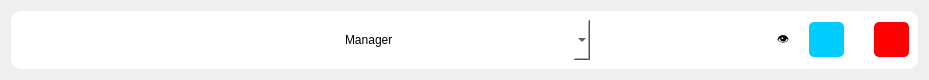
Anmol-A-jain/Dyner, file menu/staff/customWidget/staffrow.ui: the form before one commit.
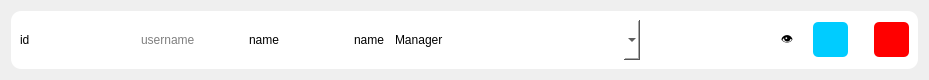
The form after the commit.

The edit to the form file:
```diff
--- a/menu/staff/customWidget/staffrow.ui
+++ b/menu/staff/customWidget/staffrow.ui
@@ -59,10 +59,39 @@
            </size>
           </property>
           <property name="text">
+           <string>id</string>
+          </property>
+         </widget>
+        </item>
+        <item>
+         <widget class="QLabel" name="username">
+          <property name="minimumSize">
+           <size>
+            <width>0</width>
+            <height>40</height>
+           </size>
+          </property>
+          <property name="text">
            <string/>
           </property>
          </widget>
         </item>
+        <item>
+         <widget class="QLineEdit" name="txtUsername">
+          <property name="minimumSize">
+           <size>
+            <width>0</width>
+            <height>40</height>
+           </size>
+          </property>
+          <property name="text">
+           <string/>
+          </property>
+          <property name="placeholderText">
+           <string>username</string>
+          </property>
+         </widget>
+        </item>
         <item>
          <widget class="QLineEdit" name="txtName">
           <property name="minimumSize">
@@ -86,12 +115,15 @@
           <property name="styleSheet">
            <string notr="true"/>
           </property>
+          <property name="text">
+           <string>name</string>
+          </property>
          </widget>
         </item>
         <item>
          <widget class="QLabel" name="name">
           <property name="text">
-           <string/>
+           <string>name</string>
           </property>
          </widget>
         </item>
```
